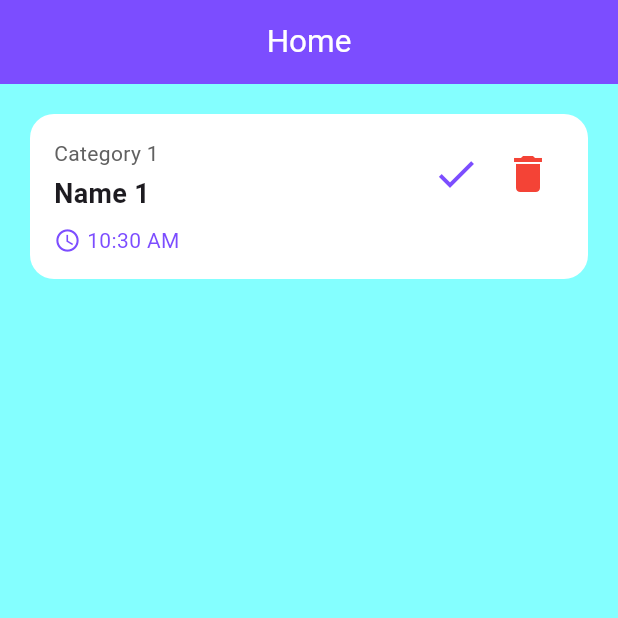
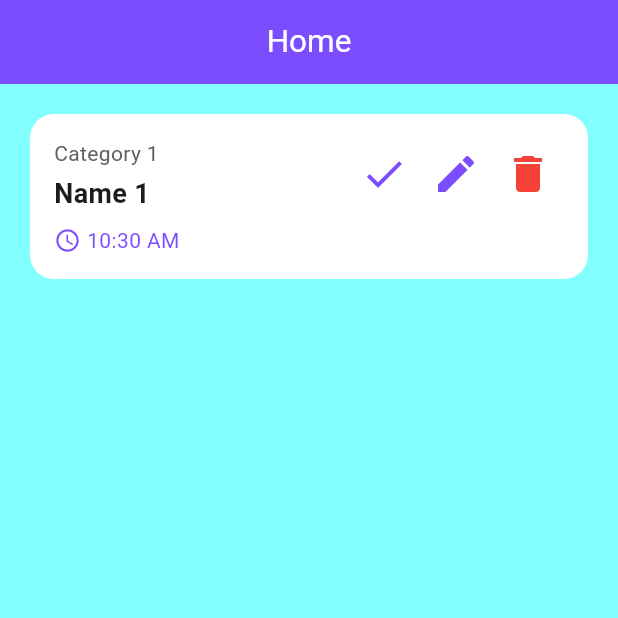
Before and after one commit to abdofx55/simple_todo_flutter_app, a Flutter app: the screen it shows after launch, after a tap on the "add" icon, on a phone screen of 412 x 824 dp, the top half of it. Run offline on Flutter 3.47's test engine with Material 3 defaults, Android fonts, the phone set to English and light mode, and no system bars; our stand-ins replace shared_preferences.

```diff
--- a/lib/feature/home/data/task_repository.dart
+++ b/lib/feature/home/data/task_repository.dart
@@ -38,7 +38,7 @@ class TaskRepository {
     tasks.add(task);
 
     // Save updated list of tasks
-    await await prefs.setString(
+    await prefs.setString(
         _taskKey, jsonEncode(tasks.map((e) => e.toJson()).toList()));
   }
 
--- a/lib/feature/home/presentation/home.dart
+++ b/lib/feature/home/presentation/home.dart
@@ -1,39 +1,17 @@
 import 'package:flutter/material.dart';
 import 'package:todo/feature/home/data/task_repository.dart';
 import 'package:todo/feature/home/domain/task.dart';
+import 'package:todo/feature/task_details/presentation/task_details.dart';
 import 'package:todo/utils/extensions/date_time.dart';
 
-class Home extends StatelessWidget {
+class Home extends StatefulWidget {
   const Home({super.key});
 
   @override
-  Widget build(BuildContext context) {
-    return MaterialApp(
-      title: 'TODO List',
-      theme: ThemeData(
-        colorScheme: ColorScheme.fromSeed(
-            inversePrimary: Colors.deepPurpleAccent,
-            seedColor: Colors.deepPurple),
-        appBarTheme: const AppBarTheme(
-            titleTextStyle: TextStyle(color: Colors.white, fontSize: 21.0),
-            centerTitle: true),
-        useMaterial3: true,
-      ),
-      home: const MyHomePage(title: 'Home'),
-    );
-  }
+  State<Home> createState() => _HomeState();
 }
 
-class MyHomePage extends StatefulWidget {
-  const MyHomePage({super.key, required this.title});
-
-  final String title;
-
-  @override
-  State<MyHomePage> createState() => _MyHomePageState();
-}
-
-class _MyHomePageState extends State<MyHomePage> {
+class _HomeState extends State<Home> {
   final TaskRepository _taskRepository = TaskRepository();
   List<Task> _tasks = [];
   int _counter = 1;
@@ -67,6 +45,56 @@ class _MyHomePageState extends State<MyHomePage> {
     _loadTasks();
   }
 
+  void _onItemPressed(Task task) {
+    Navigator.push(
+      context,
+      PageRouteBuilder(
+        pageBuilder: (context, animation, secondaryAnimation) => TaskDetails(
+          task: task,
+          onCompletePressed: () {
+            _markTaskAsComplete(task);
+            Navigator.pop(context); // Return to the HomeScreen
+          },
+          onEditPressed: () => _onEditPressed(task),
+          onDeletePressed: () {
+            _removeTask(task);
+            Navigator.pop(context); // Return to the HomeScreen
+          },
+        ),
+        transitionDuration: Duration.zero, // No animation duration
+        reverseTransitionDuration: Duration.zero, // No reverse animation
+        transitionsBuilder: (context, animation, secondaryAnimation, child) {
+          return child; // No transition animation
+        },
+      ),
+    );
+  }
+
+  void _onEditPressed(Task task) {
+    Navigator.push(
+      context,
+      PageRouteBuilder(
+        pageBuilder: (context, animation, secondaryAnimation) => TaskDetails(
+          task: task,
+          onCompletePressed: () {
+            _markTaskAsComplete(task);
+            Navigator.pop(context); // Return to the HomeScreen
+          },
+          onEditPressed: () => _onEditPressed(task),
+          onDeletePressed: () {
+            _removeTask(task);
+            Navigator.pop(context); // Return to the HomeScreen
+          },
+        ),
+        transitionDuration: Duration.zero, // No animation duration
+        reverseTransitionDuration: Duration.zero, // No reverse animation
+        transitionsBuilder: (context, animation, secondaryAnimation, child) {
+          return child; // No transition animation
+        },
+      ),
+    );
+  }
+
   void _markTaskAsComplete(Task task) async {
     Task updatedTask = Task(
         id: task.id,
@@ -83,22 +111,30 @@ class _MyHomePageState extends State<MyHomePage> {
     return Scaffold(
       appBar: AppBar(
         backgroundColor: Theme.of(context).colorScheme.inversePrimary,
-        title: Text(widget.title),
+        title: const Text('Home'),
       ),
       backgroundColor: Colors.cyanAccent[100],
       body: Padding(
-        padding: const EdgeInsets.only(top: 8.0, bottom: 16.0),
-        child: ListView.builder(
+        padding: const EdgeInsets.only(
+            left: 16.0, right: 16.0, top: 8.0, bottom: 16.0),
+        child: _tasks.isEmpty
+            ? const Center(
+                child: Text(
+                  'You have no tasks today, press \nadd button to add one',
+                  style: TextStyle(fontSize: 18.0, color: Colors.black),
+                  textAlign: TextAlign.center,
+                ),
+              )
+            : ListView.builder(
                 itemCount: _tasks.length,
                 itemBuilder: (context, index) {
                   return TaskCardWidget(
                       task: _tasks[index],
-                onCompletePressed: () {
-                  _markTaskAsComplete(_tasks[index]);
-                },
-                onDeletePressed: () {
-                  _removeTask(_tasks[index]);
-                });
+                      onItemPressed: () => _onItemPressed(_tasks[index]),
+                      onCompletePressed: () =>
+                          _markTaskAsComplete(_tasks[index]),
+                      onEditPressed: () => _onEditPressed(_tasks[index]),
+                      onDeletePressed: () => _removeTask(_tasks[index]));
                 },
                 clipBehavior: Clip.none,
               ),
@@ -123,19 +159,25 @@ class _MyHomePageState extends State<MyHomePage> {
 
 class TaskCardWidget extends StatelessWidget {
   final Task task;
+  final VoidCallback onItemPressed;
   final VoidCallback onCompletePressed;
+  final VoidCallback onEditPressed;
   final VoidCallback onDeletePressed;
 
   const TaskCardWidget(
       {super.key,
       required this.task,
+      required this.onItemPressed,
       required this.onCompletePressed,
+      required this.onEditPressed,
       required this.onDeletePressed});
 
   @override
   Widget build(BuildContext context) {
-    return Padding(
-      padding: const EdgeInsets.only(left: 16.0, right: 16.0, top: 8.0),
+    return GestureDetector(
+      onTap: onItemPressed,
+      child: Padding(
+        padding: const EdgeInsets.only(top: 8.0),
         child: Card(
           elevation: 0,
           color: Colors.white,
@@ -194,23 +236,26 @@ class TaskCardWidget extends StatelessWidget {
                     Row(
                       mainAxisAlignment: MainAxisAlignment.end,
                       children: [
-                      Visibility(
-                        visible: task.isComplete,
-                        child: const Text(
+                        task.isComplete
+                            ? const Padding(
+                                padding: EdgeInsets.only(right: 8.0),
+                                child: Text(
                                   'Completed',
                                   style: TextStyle(
                                     fontSize: 14,
                                     color: Colors.deepPurpleAccent,
                                   ),
                                 ),
-                      ),
-                      Visibility(
-                        visible: !task.isComplete,
-                        child: IconButton(
+                              )
+                            : IconButton(
                                 icon: const Icon(Icons.check, size: 32),
                                 color: Colors.deepPurpleAccent,
                                 onPressed: onCompletePressed,
                               ),
+                        IconButton(
+                          icon: const Icon(Icons.edit, size: 32),
+                          color: Colors.deepPurpleAccent,
+                          onPressed: onEditPressed,
                         ),
                         IconButton(
                           icon: const Icon(Icons.delete, size: 32),
@@ -225,6 +270,7 @@ class TaskCardWidget extends StatelessWidget {
             ),
           ),
         ),
+      ),
     );
   }
 }
--- a/lib/main.dart
+++ b/lib/main.dart
@@ -2,5 +2,26 @@ import 'package:flutter/material.dart';
 import 'feature/home/presentation/home.dart';
 
 void main() {
-  runApp(const Home());
+  runApp(const MyApp());
 }
+
+class MyApp extends StatelessWidget {
+  const MyApp({super.key});
+
+  @override
+  Widget build(BuildContext context) {
+    return MaterialApp(
+      title: 'TODO List',
+      theme: ThemeData(
+        colorScheme: ColorScheme.fromSeed(
+            inversePrimary: Colors.deepPurpleAccent,
+            seedColor: Colors.deepPurple),
+        appBarTheme: const AppBarTheme(
+            titleTextStyle: TextStyle(color: Colors.white, fontSize: 21.0),
+            centerTitle: true),
+        useMaterial3: true,
+      ),
+      home: const Home(),
+    );
+  }
+}
```
Also changed, not shown: lib/feature/task_details/presentation/task_details.dart (added, +115 -0 lines), lib/feature/home/presentation/task_details.dart (deleted). Lines whose indentation alone changed are shown as unchanged.
